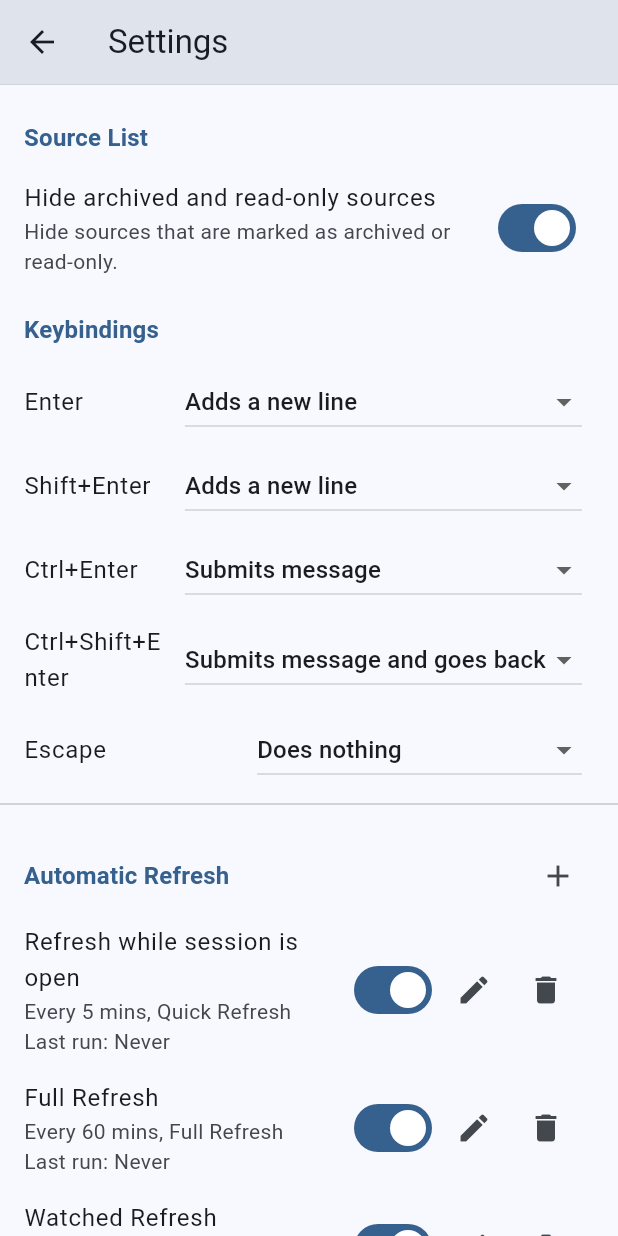
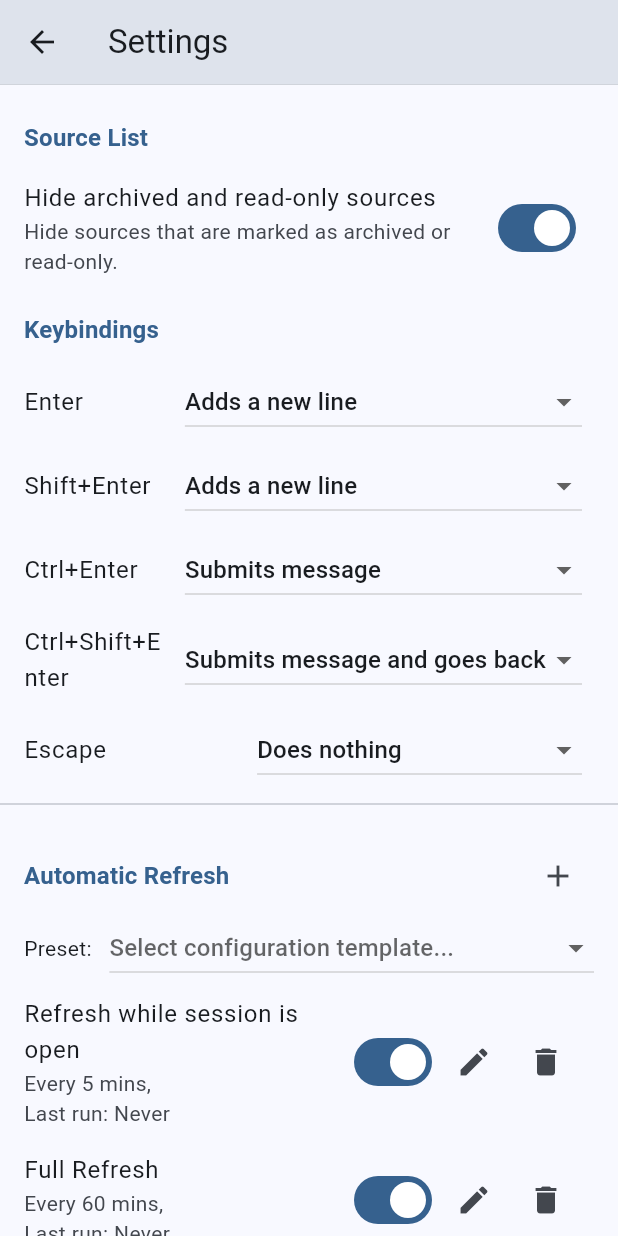
Before and after one commit to arran4/flutter_jules, a Flutter app: the SettingsScreen screen opened by its route, scrolled down 576 dp, on a phone screen of 412 x 824 dp. Run offline on Flutter 3.47's test engine with Material 3 defaults, Android fonts, the phone set to English and light mode, and no system bars; our stand-ins replace flutter_local_notifications, flutter_markdown, flutter_secure_storage, google_sign_in, shared_preferences; missing offline and left inert: dartobjectutils, desktop_multi_window, duration, tray_manager, window_manager; accounts and stored records are empty; statements that could not run were skipped.

Commit message:
feat: add scheduler configuration presets
Introduces Scheduler Presets to allow users to easily switch between different automatic refresh strategies (e.g., Standard, Battery Saver, Daily Only).

- Added `SchedulerPreset` model in `lib/models/scheduler_preset.dart` with predefined configurations.
- Updated `SettingsProvider` in `lib/services/settings_provider.dart` to support applying presets and using the Standard preset as default.
- Updated `SettingsScreen` in `lib/ui/screens/settings_screen.dart` to include a dropdown for selecting and applying presets with a confirmation dialog.

```diff
--- /dev/null
+++ b/lib/models/scheduler_preset.dart
@@ -0,0 +1,121 @@
+import 'refresh_schedule.dart';
+
+class SchedulerPreset {
+  final String name;
+  final String description;
+  final List<RefreshSchedule> Function() schedulesFactory;
+
+  const SchedulerPreset({
+    required this.name,
+    required this.description,
+    required this.schedulesFactory,
+  });
+
+  static List<SchedulerPreset> get presets => [
+        const SchedulerPreset(
+          name: 'Standard',
+          description: 'Default balanced configuration for regular usage.',
+          schedulesFactory: _createStandardSchedules,
+        ),
+        const SchedulerPreset(
+          name: 'Battery Saver',
+          description: 'Reduces refresh frequency to save power.',
+          schedulesFactory: _createBatterySaverSchedules,
+        ),
+        const SchedulerPreset(
+          name: 'Daily Only',
+          description: 'Refreshes data only once a day.',
+          schedulesFactory: _createDailySchedules,
+        ),
+        const SchedulerPreset(
+          name: 'Manual Only',
+          description:
+              'No automatic data refresh. Only sends pending messages.',
+          schedulesFactory: _createManualSchedules,
+        ),
+      ];
+
+  static List<RefreshSchedule> _createStandardSchedules() {
+    return [
+      RefreshSchedule(
+        name: 'Refresh while session is open',
+        intervalInMinutes: 5,
+        refreshPolicy: ListRefreshPolicy.quick,
+      ),
+      RefreshSchedule(
+        name: 'Full Refresh',
+        intervalInMinutes: 60,
+        refreshPolicy: ListRefreshPolicy.full,
+      ),
+      RefreshSchedule(
+        name: 'Watched Refresh',
+        intervalInMinutes: 5,
+        refreshPolicy: ListRefreshPolicy.watched,
+      ),
+      RefreshSchedule(
+        name: 'Quick Refresh',
+        intervalInMinutes: 15,
+        refreshPolicy: ListRefreshPolicy.quick,
+      ),
+      RefreshSchedule(
+        name: 'Send Pending Messages',
+        intervalInMinutes: 5,
+        taskType: RefreshTaskType.sendPendingMessages,
+        sendMessagesMode: SendMessagesMode.sendAllUntilFailure,
+      ),
+    ];
+  }
+
+  static List<RefreshSchedule> _createBatterySaverSchedules() {
+    return [
+      RefreshSchedule(
+        name: 'Full Refresh',
+        intervalInMinutes: 240, // 4 hours
+        refreshPolicy: ListRefreshPolicy.full,
+      ),
+      RefreshSchedule(
+        name: 'Watched Refresh',
+        intervalInMinutes: 15,
+        refreshPolicy: ListRefreshPolicy.watched,
+      ),
+      RefreshSchedule(
+        name: 'Quick Refresh',
+        intervalInMinutes: 60,
+        refreshPolicy: ListRefreshPolicy.quick,
+      ),
+      RefreshSchedule(
+        name: 'Send Pending Messages',
+        intervalInMinutes: 15,
+        taskType: RefreshTaskType.sendPendingMessages,
+        sendMessagesMode: SendMessagesMode.sendAllUntilFailure,
+      ),
+    ];
+  }
+
+  static List<RefreshSchedule> _createDailySchedules() {
+    return [
+      RefreshSchedule(
+        name: 'Daily Full Refresh',
+        intervalInMinutes: 1440, // 24 hours
+        refreshPolicy: ListRefreshPolicy.full,
+      ),
+      RefreshSchedule(
+        name: 'Send Pending Messages',
+        intervalInMinutes: 15,
+        taskType: RefreshTaskType.sendPendingMessages,
+        sendMessagesMode: SendMessagesMode.sendAllUntilFailure,
+      ),
+    ];
+  }
+
+  static List<RefreshSchedule> _createManualSchedules() {
+    return [
+      RefreshSchedule(
+        name: 'Send Pending Messages',
+        intervalInMinutes: 5,
+        taskType: RefreshTaskType.sendPendingMessages,
+        sendMessagesMode: SendMessagesMode.sendAllUntilFailure,
+      ),
+    ];
+  }
+}
--- a/lib/services/settings_provider.dart
+++ b/lib/services/settings_provider.dart
@@ -5,6 +5,7 @@ import '../ui/themes.dart';
 import '../models.dart';
 import '../models/bulk_action.dart';
 import '../models/refresh_schedule.dart';
+import '../models/scheduler_preset.dart';
 import '../models/github_exclusion.dart';
 
 enum SessionRefreshPolicy { none, shallow, full }
@@ -272,34 +273,13 @@ class SettingsProvider extends ChangeNotifier {
   }
 
   List<RefreshSchedule> _defaultSchedules() {
-    return [
-      RefreshSchedule(
-        name: 'Refresh while session is open',
-        intervalInMinutes: 5,
-        refreshPolicy: ListRefreshPolicy.quick,
-      ),
-      RefreshSchedule(
-        name: 'Full Refresh',
-        intervalInMinutes: 60,
-        refreshPolicy: ListRefreshPolicy.full,
-      ),
-      RefreshSchedule(
-        name: 'Watched Refresh',
-        intervalInMinutes: 5,
-        refreshPolicy: ListRefreshPolicy.watched,
-      ),
-      RefreshSchedule(
-        name: 'Quick Refresh',
-        intervalInMinutes: 15,
-        refreshPolicy: ListRefreshPolicy.quick,
-      ),
-      RefreshSchedule(
-        name: 'Send Pending Messages',
-        intervalInMinutes: 5,
-        taskType: RefreshTaskType.sendPendingMessages,
-        sendMessagesMode: SendMessagesMode.sendAllUntilFailure,
-      ),
-    ];
+    return SchedulerPreset.presets.first.schedulesFactory();
+  }
+
+  Future<void> applySchedulerPreset(SchedulerPreset preset) async {
+    _schedules = preset.schedulesFactory();
+    await _saveSchedules();
+    notifyListeners();
   }
 
   Future<void> addSchedule(RefreshSchedule schedule) async {
--- a/lib/ui/screens/settings_screen.dart
+++ b/lib/ui/screens/settings_screen.dart
@@ -4,6 +4,7 @@ import 'package:provider/provider.dart';
 import '../themes.dart';
 import '../../models.dart';
 import '../../models/refresh_schedule.dart';
+import '../../models/scheduler_preset.dart';
 import '../../services/settings_provider.dart';
 import '../../services/dev_mode_provider.dart';
 import '../../services/auth_provider.dart';
@@ -448,6 +449,32 @@ class _SettingsScreenState extends State<SettingsScreen> {
             ],
           ),
         ),
+        Padding(
+          padding: const EdgeInsets.symmetric(horizontal: 16.0),
+          child: Row(
+            children: [
+              const Text('Preset: '),
+              const SizedBox(width: 8),
+              Expanded(
+                child: DropdownButton<SchedulerPreset>(
+                  isExpanded: true,
+                  hint: const Text('Select configuration template...'),
+                  items: SchedulerPreset.presets.map((preset) {
+                    return DropdownMenuItem(
+                      value: preset,
+                      child: Text(preset.name),
+                    );
+                  }).toList(),
+                  onChanged: (preset) {
+                    if (preset != null) {
+                      _confirmApplyPreset(context, settings, preset);
+                    }
+                  },
+                ),
+              ),
+            ],
+          ),
+        ),
         ListView.builder(
           shrinkWrap: true,
           physics: const NeverScrollableScrollPhysics(),
@@ -486,6 +513,45 @@ class _SettingsScreenState extends State<SettingsScreen> {
         ),
       ],
     );
+  }
+
+  Future<void> _confirmApplyPreset(
+    BuildContext context,
+    SettingsProvider settings,
+    SchedulerPreset preset,
+  ) async {
+    final confirmed = await showDialog<bool>(
+      context: context,
+      builder: (context) => AlertDialog(
+        title: Text('Apply "${preset.name}" Preset?'),
+        content: Column(
+          mainAxisSize: MainAxisSize.min,
+          crossAxisAlignment: CrossAxisAlignment.start,
+          children: [
+            Text(preset.description),
+            const SizedBox(height: 16),
+            const Text(
+              'This will replace all current schedules with the selected preset configuration.',
+              style: TextStyle(color: Colors.red),
+            ),
+          ],
+        ),
+        actions: [
+          TextButton(
+            onPressed: () => Navigator.pop(context, false),
+            child: const Text('Cancel'),
+          ),
+          TextButton(
+            onPressed: () => Navigator.pop(context, true),
+            child: const Text('Apply'),
+          ),
+        ],
+      ),
+    );
+
+    if (confirmed == true) {
+      await settings.applySchedulerPreset(preset);
+    }
   }
 
   void _showScheduleDialog(
```
